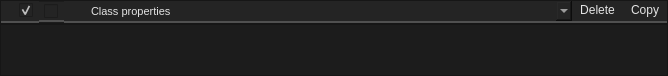
Qt form smartprop_editor/property_frame.ui (dertwist/Hammer5Tools) before a commit.
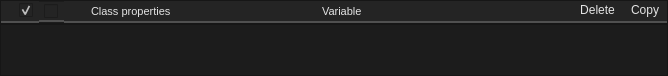
The same form after that commit. Icons and pictures are not drawn.

Commit message: search_hierarchy

Diff of the .ui file:
```diff
--- a/smartprop_editor/property_frame.ui
+++ b/smartprop_editor/property_frame.ui
@@ -287,18 +287,15 @@
        </widget>
       </item>
       <item>
-       <widget class="QComboBox" name="emable_variable">
-        <property name="minimumSize">
-         <size>
-          <width>128</width>
-          <height>0</height>
-         </size>
+       <widget class="QLineEdit" name="property_class_2">
+        <property name="focusPolicy">
+         <enum>Qt::NoFocus</enum>
         </property>
         <property name="toolTip">
          <string>&lt;html&gt;&lt;head/&gt;&lt;body&gt;&lt;p&gt;Set Enable status from Variable&lt;/p&gt;&lt;/body&gt;&lt;/html&gt;</string>
         </property>
         <property name="styleSheet">
-         <string notr="true">QComboBox {
+         <string notr="true">QLineEdit {
     font-size: 8pt;
     font-family: &quot;Segoe UI&quot;;
     border-top: 0px;
@@ -306,7 +303,7 @@
     border-right: 0px;
     border-bottom: 2px solid rgba(80, 80, 80, 255);
     border-radius: 0px;
-    padding: 4px;
+    padding: 2px;
     color: #E3E3E3;
     background-color: #242424;
 }
@@ -315,10 +312,67 @@
     border-color: rgba(80, 80, 80, 255);
 }
 
-QComboBox::selection {
+QLineEdit::selection {
     background-color: #414956;
     color: white;
 }</string>
+        </property>
+        <property name="inputMethodHints">
+         <set>Qt::ImhLatinOnly|Qt::ImhLowercaseOnly</set>
+        </property>
+        <property name="text">
+         <string>Variable</string>
+        </property>
+        <property name="maxLength">
+         <number>32</number>
+        </property>
+        <property name="readOnly">
+         <bool>true</bool>
+        </property>
+        <property name="placeholderText">
+         <string>Set enable from variable</string>
+        </property>
+       </widget>
+      </item>
+      <item>
+       <widget class="QToolButton" name="property_icon_2">
+        <property name="enabled">
+         <bool>true</bool>
+        </property>
+        <property name="focusPolicy">
+         <enum>Qt::NoFocus</enum>
+        </property>
+        <property name="styleSheet">
+         <string notr="true">QToolButton {
+    border: 2px solid black;
+    border-radius: 0px;
+    border-color: rgba(80, 80, 80, 255);
+border-left: None;
+border-top: None;
+border-right: None;
+    padding: 2px;
+    color: #E3E3E3;
+    background-color: #242424;
+height:16px;
+width:16px;
+}
+QToolButton:hover {
+    background-color: #414956;
+    color: white;
+}</string>
+        </property>
+        <property name="text">
+         <string/>
+        </property>
+        <property name="icon">
+         <iconset resource="../resources.qrc">
+          <normaloff>:/icons/search_24dp_9D9D9D_FILL0_wght400_GRAD0_opsz24.svg</normaloff>:/icons/search_24dp_9D9D9D_FILL0_wght400_GRAD0_opsz24.svg</iconset>
+        </property>
+        <property name="iconSize">
+         <size>
+          <width>24</width>
+          <height>24</height>
+         </size>
         </property>
        </widget>
       </item>
```
Left out of the diff: 4 changed lines with no effect on the pictures. The commit also changes 1 other file.
